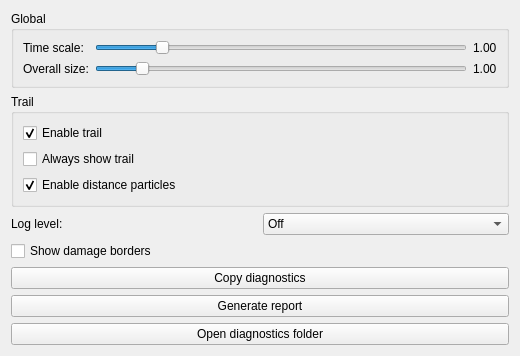
Above: config/baclickfxconfig.ui from floating142/kwin-effects-ba-click-fx before the change. Below: the same form after it.
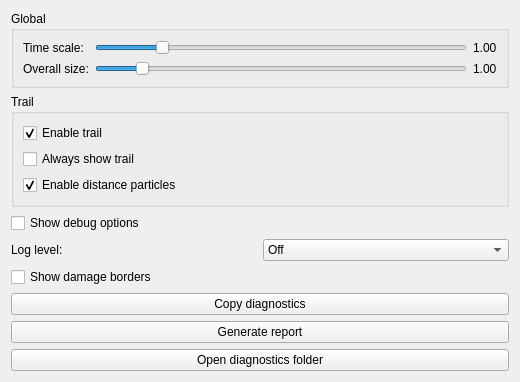
That is the form after the change.

```diff
--- a/config/baclickfxconfig.ui
+++ b/config/baclickfxconfig.ui
@@ -154,6 +154,13 @@
    </item>
 
    <!-- 调试选项 -->
+   <item>
+    <widget class="QCheckBox" name="showDebugOptionsCheckBox">
+     <property name="text"><string>Show debug options</string></property>
+     <property name="toolTip"><string>Show logging, damage and diagnostics controls</string></property>
+    </widget>
+   </item>
+
    <item>
     <layout class="QHBoxLayout" name="logLevelLayout">
      <item>
```
